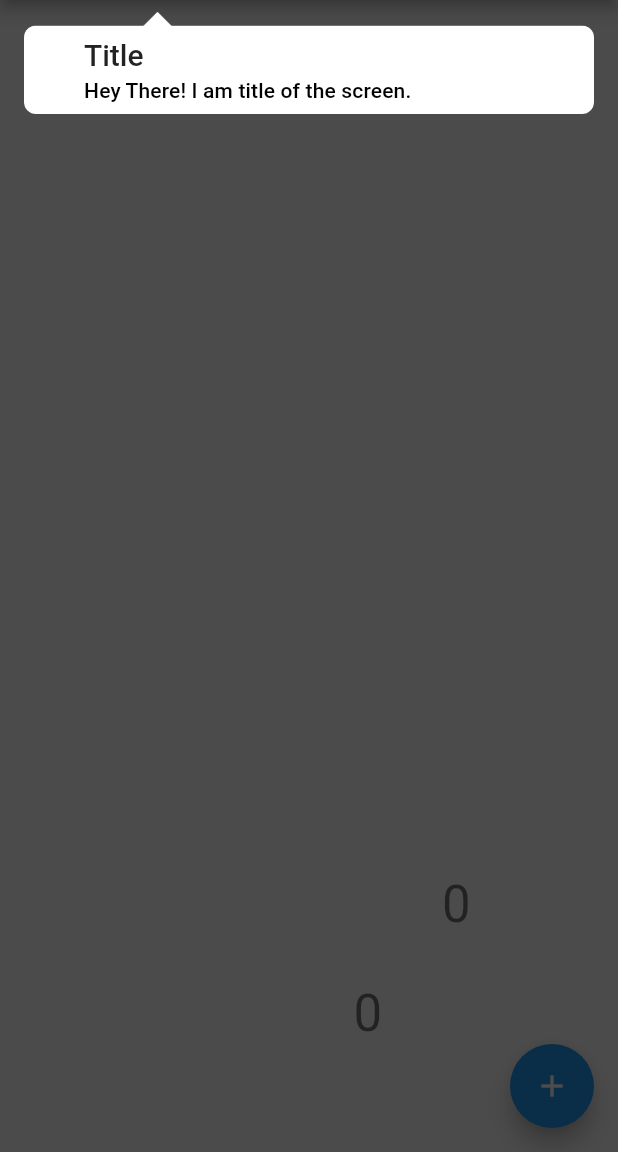
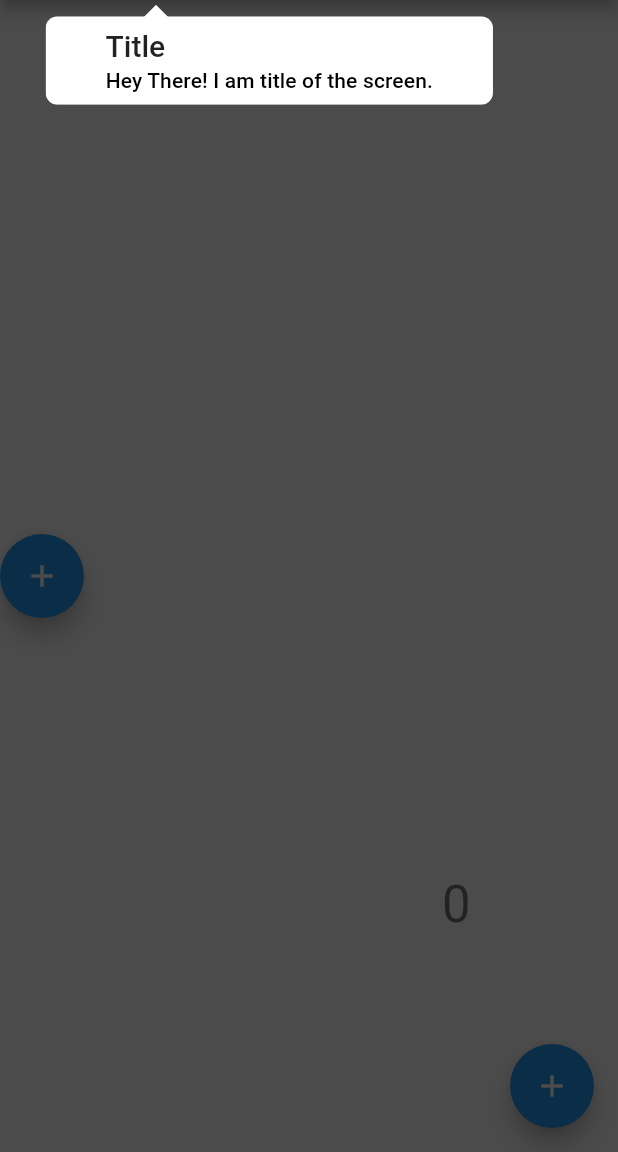
Before and after one commit to jeffcas181/flutter_showcase-view-repo, a Flutter app: the screen it shows after launch, on a phone screen of 412 x 824 dp, the part 84-1236 px from its top. Run offline on Flutter 3.47's test engine with Material 2 defaults, Android fonts, the phone set to English and light mode, and no system bars; statements that could not run were skipped.

Commit message:
Dynamic width of tooltip.

```diff
--- a/example/lib/main.dart
+++ b/example/lib/main.dart
@@ -71,17 +71,17 @@ class _MyHomePageState extends State<MyHomePage> {
                 ),
               ),
               Align(
-                alignment: Alignment(0.2, 0.8),
-                child: TargetWidget.withWidget(
+                alignment: Alignment.centerLeft,
+                child: TargetWidget(
+                  overlayColor: Colors.black,
                   key: _four,
-                  container: Text(
-                    'Hello',
-                    style: TextStyle(fontSize: 50.0, color: Colors.white),
-                  ),
-                  child: Text(
-                    '$_counter',
-                    style: Theme.of(context).textTheme.display1,
-                  ),
+                  shapeBorder: CircleBorder(),
+                  title: 'Title',
+                  description: 'Temp Fab',
+                  child: FloatingActionButton(
+                    onPressed: (){},
+                    child: Icon(Icons.add),
+                  )
                 ),
               ),
             ],
--- a/lib/get_position.dart
+++ b/lib/get_position.dart
@@ -9,11 +9,19 @@ class GetPosition {
     final topLeft = box.size.topLeft(box.localToGlobal(const Offset(0.0, 0.0)));
     final bottomRight =
         box.size.bottomRight(box.localToGlobal(const Offset(0.0, 0.0)));
+    double l = topLeft.dx;
+    double t = topLeft.dy;
+    double r = bottomRight.dx;
+    double b = bottomRight.dy;
+    double space = 6 ;
+    if (l == 0 || t == 0 || r == 0 || b == 0) {
+      space = 0;
+    }
     Rect rect = Rect.fromLTRB(
-      topLeft.dx - 6,
-      topLeft.dy - 6,
-      bottomRight.dx + 6,
-      bottomRight.dy + 6,
+      topLeft.dx - space,
+      topLeft.dy - space,
+      bottomRight.dx + space,
+      bottomRight.dy + space,
     );
     return rect;
   }
--- a/lib/target_widget.dart
+++ b/lib/target_widget.dart
@@ -14,9 +14,11 @@ class TargetWidget extends StatefulWidget {
   final TextStyle titleTextStyle;
   final TextStyle descTextStyle;
   final GlobalKey key;
-  final Color color;
-  final double opacity;
+  final Color overlayColor;
+  final double overlayOpacity;
   final Widget container;
+  final Color tooltipColor;
+  final Color textColor;
 
   const TargetWidget({
     this.key,
@@ -25,10 +27,12 @@ class TargetWidget extends StatefulWidget {
     @required this.title,
     @required this.description,
     this.shapeBorder,
-    this.color,
-    this.opacity,
+    this.overlayColor,
+    this.overlayOpacity,
     this.titleTextStyle,
     this.descTextStyle,
+    this.tooltipColor,
+    this.textColor,
   });
 
   const TargetWidget.withWidget({
@@ -38,10 +42,12 @@ class TargetWidget extends StatefulWidget {
     this.title,
     this.description,
     this.shapeBorder,
-    this.color,
-    this.opacity,
+    this.overlayColor,
+    this.overlayOpacity,
     this.titleTextStyle,
     this.descTextStyle,
+    this.tooltipColor,
+    this.textColor,
   });
 
   @override
@@ -163,10 +169,10 @@ class _TargetWidgetState extends State<TargetWidget>
                 // color: Colors.grey.withOpacity(0.3),
                 child: CustomPaint(
                   painter: ShapePainter(
-                      opacity: widget.opacity ?? 0.7,
+                      opacity: widget.overlayOpacity ?? 0.7,
                       rect: position.getRect(),
                       shapeBorder: widget.shapeBorder,
-                      color: widget.color ?? Colors.black),
+                      color: widget.overlayColor ?? Colors.black),
                 ),
               ),
             ),
@@ -187,6 +193,8 @@ class _TargetWidgetState extends State<TargetWidget>
               titleTextStyle: widget.titleTextStyle,
               descTextStyle: widget.descTextStyle,
               container: widget.container,
+              tooltipColor: widget.tooltipColor ?? Colors.white,
+              textColor: widget.textColor ?? Colors.black,
             ),
           ],
         ),
--- a/lib/tooltip_widget.dart
+++ b/lib/tooltip_widget.dart
@@ -11,9 +11,11 @@ class Content extends StatelessWidget {
   final TextStyle titleTextStyle;
   final TextStyle descTextStyle;
   final Widget container;
+  final Color tooltipColor;
+  final Color textColor;
 
-  Content(
-      {this.position,
+  Content({
+    this.position,
     this.offset,
     this.screenSize,
     this.title,
@@ -21,13 +23,16 @@ class Content extends StatelessWidget {
     this.animationOffset,
     this.titleTextStyle,
     this.descTextStyle,
-      this.container});
+    this.container,
+    this.tooltipColor,
+    this.textColor,
+  });
 
   bool isCloseToTopOrBottom(Offset position) {
     return (screenSize.height - position.dy) <= 100;
   }
 
-  bool isLeft() {
+  bool _isLeft() {
     double screenWidht = screenSize.width / 2;
     return !(screenWidht <= position.getCenter());
   }
@@ -40,6 +45,12 @@ class Content extends StatelessWidget {
     }
   }
 
+  double _getTooltipWidth() {
+    double width = 80;
+    width += (description.length * 8);
+    return width;
+  }
+
   @override
   Widget build(BuildContext context) {
     final contentOrientation = findPositionForContent(offset);
@@ -49,44 +60,41 @@ class Content extends StatelessWidget {
         : position.getTop() + (contentOffsetMultiplier * 3);
     final contentFractionalOffset = contentOffsetMultiplier.clamp(-1.0, 0.0);
 
+    double padingTop = contentOffsetMultiplier == 1 ? 22 : 0;
+    double padingBottom = contentOffsetMultiplier == 1 ? 0 : 27;
+
     if (container == null) {
-      return Positioned(
+      double leftPos = _isLeft()
+          ? position.getCenter() - (_getTooltipWidth() * 0.2)
+          : position.getCenter() - (_getTooltipWidth() * 0.8);
+      return Stack(
+        children: <Widget>[
+          _getArrow(contentOffsetMultiplier),
+          Positioned(
             top: contentY,
-        right: 16,
-        left: 16,
+            left: leftPos,
             child: FractionalTranslation(
               translation: Offset(0.0, contentFractionalOffset),
               child: SlideTransition(
                 position: Tween<Offset>(
-              begin: Offset(0.0, contentFractionalOffset / 5),
+                  begin: Offset(0.0, contentFractionalOffset / 10),
                   end: Offset(0.0, 0.100),
                 ).animate(animationOffset),
-            child: Container(
-              width: screenSize.width,
                 child: Material(
                   color: Colors.transparent,
-                child: Stack(
-                  children: <Widget>[
-                    _getUpArrow(contentOffsetMultiplier),
-                    Column(
-                      children: <Widget>[
-                        contentOffsetMultiplier == 1
-                            ? SizedBox(
-                                height: 28.0,
-                              )
-                            : Container(),
-                        ClipRRect(
+                  child: Container(
+                    padding:
+                        EdgeInsets.only(top: padingTop, bottom: padingBottom),
+                    child: ClipRRect(
                       borderRadius: BorderRadius.circular(8.0),
                       child: Container(
-                            width: screenSize.width,
                         padding: EdgeInsets.only(left: 40, right: 40),
-                            color: Colors.white,
+                        color: tooltipColor,
                         child: Column(
                           crossAxisAlignment: CrossAxisAlignment.start,
                           children: <Widget>[
                             Padding(
-                                  padding:
-                                      const EdgeInsets.only(bottom: 4, top: 8),
+                              padding: const EdgeInsets.only(bottom: 4, top: 8),
                               child: Text(
                                 title,
                                 style: titleTextStyle ??
@@ -105,22 +113,12 @@ class Content extends StatelessWidget {
                         ),
                       ),
                     ),
-                      ],
-                    ),
-                    Column(
-                      children: <Widget>[
-                        SizedBox(
-                          height: 37,
-                        ),
-                        _getDownArrow(contentOffsetMultiplier),
-                      ],
-                    )
-                  ],
                   ),
                 ),
               ),
             ),
-        ),
+          )
+        ],
       );
     } else {
       return Positioned(
@@ -147,32 +145,32 @@ class Content extends StatelessWidget {
     }
   }
 
-  Widget _getUpArrow(contentOffsetMultiplier) {
-    return contentOffsetMultiplier == 1.0
-        ? Positioned(
-            left: position.getCenter() - 40,
-            child: Icon(
+  Widget _getArrow(contentOffsetMultiplier) {
+    final contentFractionalOffset = contentOffsetMultiplier.clamp(-1.0, 0.0);
+    return Positioned(
+      top: contentOffsetMultiplier == 1.0
+          ? position.getBottom()
+          : position.getTop(),
+      left: position.getCenter() - 25,
+      child: FractionalTranslation(
+          translation: Offset(0.0, contentFractionalOffset),
+          child: SlideTransition(
+            position: Tween<Offset>(
+              begin: Offset(0.0, contentFractionalOffset / 5),
+              end: Offset(0.0, 0.100),
+            ).animate(animationOffset),
+            child: contentOffsetMultiplier == 1.0
+                ? Icon(
                     Icons.arrow_drop_up,
-              color: Colors.white,
+                    color: tooltipColor,
                     size: 50.0,
-            ))
-        : Container();
-  }
-
-  Widget _getDownArrow(contentOffsetMultiplier) {
-    return Container(
-      width: screenSize.width,
-      child: contentOffsetMultiplier == -1.0
-          ? Container(
-              alignment: Alignment.bottomLeft,
-              padding: EdgeInsets.only(left: position.getCenter() - 40),
-              child: Icon(
+                  )
+                : Icon(
                     Icons.arrow_drop_down,
-                color: Colors.white,
+                    color: tooltipColor,
                     size: 50.0,
                   ),
-            )
-          : Container(),
+          )),
     );
   }
 }
```
Lines whose indentation alone changed are shown as unchanged.
